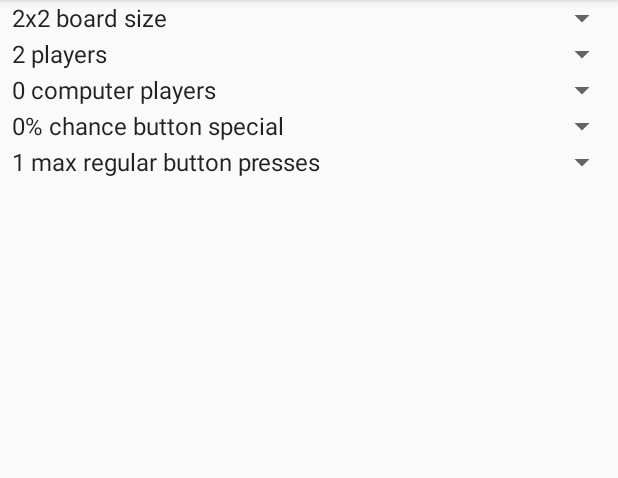
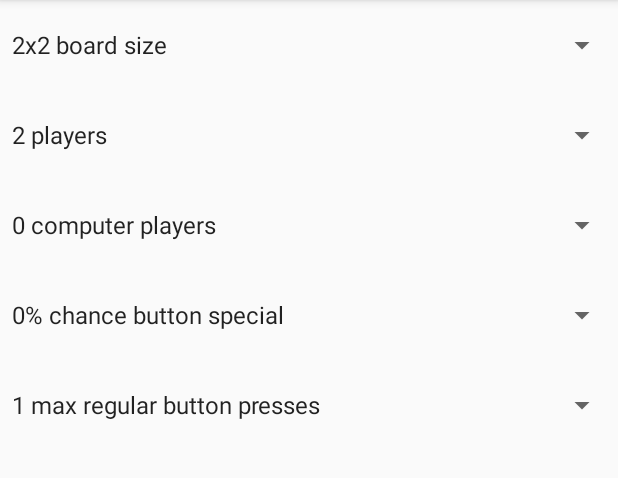
Before and after one commit to binyamin5555/SuperTicTacToe, an Android app: the SettingsActivity screen opened directly, with no data from a screen before it, on a phone screen of 412 x 824 dp, the part 84-562 px from its top. Run offline under Robolectric (Android 15) with nearby library versions, the phone set to English and light mode, and no system bars.

Commit message:
Added icons, Handled choice of more comp players than total

```diff
--- a/TICTacToe/app/src/main/AndroidManifest.xml
+++ b/TICTacToe/app/src/main/AndroidManifest.xml
@@ -4,7 +4,7 @@
 
     <application
         android:allowBackup="true"
-        android:icon="@mipmap/ic_launcher"
+        android:icon="@mipmap/ic_tic_tac_toe"
         android:label="@string/app_name"
         android:supportsRtl="true"
         android:theme="@style/AppTheme">
--- a/TICTacToe/app/src/main/java/com/example/madmon/tictactoe/SettingsActivity.java
+++ b/TICTacToe/app/src/main/java/com/example/madmon/tictactoe/SettingsActivity.java
@@ -43,74 +43,81 @@ public class SettingsActivity extends AppCompatActivity implements AdapterView.O
         setMaxPressLimit();
 
 
-
 //        SharedPreferences sharedPref = getPreferences(Context.MODE_PRIVATE);
         SharedPreferences sharedPref = GameSettings.getSharedPreferences(this);
 
-        if(sharedPref.contains(GameSettings.SHARED_PREFS_BOARD_SIZE)) {
-            int indexOfItem = sharedPref.getInt(GameSettings.SHARED_PREFS_BOARD_SIZE , 0) - GameSettings.MIN_BOARD_SIZE;
+        if (sharedPref.contains(GameSettings.SHARED_PREFS_BOARD_SIZE)) {
+            int indexOfItem = sharedPref.getInt(GameSettings.SHARED_PREFS_BOARD_SIZE, 0) - GameSettings.MIN_BOARD_SIZE;
             boardSizeSpinner.setSelection(indexOfItem);
         }
-        if(sharedPref.contains(GameSettings.SHARED_PREFS_PLAYERS_NUM_SELECTED)) {
-            int indexOfItem = sharedPref.getInt(GameSettings.SHARED_PREFS_PLAYERS_NUM_SELECTED , 0) - GameSettings.MIN_NUMBER_OF_PLAYERS;
+        if (sharedPref.contains(GameSettings.SHARED_PREFS_PLAYERS_NUM_SELECTED)) {
+            int indexOfItem = sharedPref.getInt(GameSettings.SHARED_PREFS_PLAYERS_NUM_SELECTED, 0) - GameSettings.MIN_NUMBER_OF_PLAYERS;
             numOfPlayersSpinner.setSelection(indexOfItem);
         }
-        if(sharedPref.contains(GameSettings.SHARED_PREFS_COMP_PLAYERS_NUM)) {
-            int indexOfItem = sharedPref.getInt(GameSettings.SHARED_PREFS_COMP_PLAYERS_NUM , 0) - GameSettings.MIN_COMP_PLAYERS;
+        if (sharedPref.contains(GameSettings.SHARED_PREFS_COMP_PLAYERS_NUM)) {
+            int indexOfItem = sharedPref.getInt(GameSettings.SHARED_PREFS_COMP_PLAYERS_NUM, 0) - GameSettings.MIN_COMP_PLAYERS;
             computerPlayersSpinner.setSelection(indexOfItem);
         }
-        if(sharedPref.contains(GameSettings.SHARED_PREFS_MAGIC_BUTTON_CHANCE)) {
-            int indexOfItem = (sharedPref.getInt(GameSettings.SHARED_PREFS_MAGIC_BUTTON_CHANCE , 0) - GameSettings.MIN_MAGIC_BUTTON_CHANCE) / GameSettings.INTERVAL_MAGIC_BUTTON_CHANCE;
+        if (sharedPref.contains(GameSettings.SHARED_PREFS_MAGIC_BUTTON_CHANCE)) {
+            int indexOfItem = (sharedPref.getInt(GameSettings.SHARED_PREFS_MAGIC_BUTTON_CHANCE, 0) - GameSettings.MIN_MAGIC_BUTTON_CHANCE) / GameSettings.INTERVAL_MAGIC_BUTTON_CHANCE;
             magicButtonChanceSpinner.setSelection(indexOfItem);
         }
-        if(sharedPref.contains(GameSettings.SHARED_PREFS_MAGIC_BUTTON_PRESS_LIMIT)) {
-            int indexOfItem = sharedPref.getInt(GameSettings.SHARED_PREFS_MAGIC_BUTTON_PRESS_LIMIT , 0) - GameSettings.MIN_MAGIC_BUTTON_PRESS_LIMIT;
+        if (sharedPref.contains(GameSettings.SHARED_PREFS_MAGIC_BUTTON_PRESS_LIMIT)) {
+            int indexOfItem = sharedPref.getInt(GameSettings.SHARED_PREFS_MAGIC_BUTTON_PRESS_LIMIT, 0) - GameSettings.MIN_MAGIC_BUTTON_PRESS_LIMIT;
             maxPressLimitSpinner.setSelection(indexOfItem);
         }
-
     }
 
     private void setBoardSize() {
         List<String> list = new LinkedList<>();
-        for(int i = GameSettings.MIN_BOARD_SIZE; i <= GameSettings.MAX_GAME_SIZE ; i++) {
+        for (int i = GameSettings.MIN_BOARD_SIZE; i <= GameSettings.MAX_GAME_SIZE; i++) {
             list.add("" + i + "x" + i + " board size");
         }
-        placeListInSpinner(list , boardSizeSpinner);
+        placeListInSpinner(list, boardSizeSpinner);
 
     }
+
     private void setNumOfPlayers() {
         List<String> list = new LinkedList<>();
-        for(int i = 1 ; i < PlayerTurn.values().length ; i++) { //2 players and above
-            list.add("" + (i+1) + " players");
+        for (int i = 1; i < PlayerTurn.values().length; i++) { //2 players and above
+            list.add("" + (i + 1) + " players");
         }
-        placeListInSpinner(list , numOfPlayersSpinner);
+        placeListInSpinner(list, numOfPlayersSpinner);
     }
+
     private void setComputerPlayers() {
+        int location = computerPlayersSpinner.getSelectedItemPosition();
+
         List<String> list = new LinkedList<>();
         int currentNumOfPlayers = GameSettings.getNumOfPlayer(this);
-        for(int i = GameSettings.MIN_COMP_PLAYERS ; i <= currentNumOfPlayers ; i++) {
+        for (int i = GameSettings.MIN_COMP_PLAYERS; i <= currentNumOfPlayers; i++) {
             list.add("" + i + " computer players");
         }
-        placeListInSpinner(list , computerPlayersSpinner);
+        placeListInSpinner(list, computerPlayersSpinner);
+
+
+        computerPlayersSpinner.setSelection(location);   //re-set index
 
     }
+
     private void setMagicButtonChance() {
         List<String> list = new LinkedList<>();
-        for(int i = GameSettings.MIN_MAGIC_BUTTON_CHANCE ; i <= GameSettings.MAX_MAGIC_BUTTON_CHANCE ; i += GameSettings.INTERVAL_MAGIC_BUTTON_CHANCE) {
+        for (int i = GameSettings.MIN_MAGIC_BUTTON_CHANCE; i <= GameSettings.MAX_MAGIC_BUTTON_CHANCE; i += GameSettings.INTERVAL_MAGIC_BUTTON_CHANCE) {
             list.add("" + i + "% chance button special");
         }
-        placeListInSpinner(list , magicButtonChanceSpinner);
+        placeListInSpinner(list, magicButtonChanceSpinner);
     }
+
     private void setMaxPressLimit() {
         List<String> list = new LinkedList<>();
-        for(int i = GameSettings.MIN_MAGIC_BUTTON_PRESS_LIMIT ; i <= GameSettings.MAX_MAGIC_BUTTON_PRESS_LIMIT ; i++) {
+        for (int i = GameSettings.MIN_MAGIC_BUTTON_PRESS_LIMIT; i <= GameSettings.MAX_MAGIC_BUTTON_PRESS_LIMIT; i++) {
             list.add("" + i + " max regular button presses");
         }
-        placeListInSpinner(list , maxPressLimitSpinner);
+        placeListInSpinner(list, maxPressLimitSpinner);
     }
 
 
-    private void placeListInSpinner(List list , Spinner spinner) {
+    private void placeListInSpinner(List list, Spinner spinner) {
         ArrayAdapter<String> dataAdapter = new ArrayAdapter<String>(this, android.R.layout.simple_spinner_item, list);
         dataAdapter.setDropDownViewResource(android.R.layout.simple_spinner_dropdown_item);
         spinner.setAdapter(dataAdapter);
@@ -118,30 +125,39 @@ public class SettingsActivity extends AppCompatActivity implements AdapterView.O
     }
 
 
-
     @Override
     public void onItemSelected(AdapterView<?> parent, View view, int position, long id) {
         SharedPreferences sharedPref = GameSettings.getSharedPreferences(this);
         SharedPreferences.Editor editor = sharedPref.edit();
 
-        if(parent.equals(boardSizeSpinner)) {
-            editor.putInt(GameSettings.SHARED_PREFS_BOARD_SIZE , position + GameSettings.MIN_BOARD_SIZE);
-        }
-        if(parent.equals(numOfPlayersSpinner)) {
-            editor.putInt(GameSettings.SHARED_PREFS_PLAYERS_NUM_SELECTED , position + GameSettings.MIN_NUMBER_OF_PLAYERS);
-        }
-        if(parent.equals(computerPlayersSpinner)) {
-            editor.putInt(GameSettings.SHARED_PREFS_COMP_PLAYERS_NUM , position + GameSettings.MIN_COMP_PLAYERS);
-        }
-        if(parent.equals(magicButtonChanceSpinner)) {
-            editor.putInt(GameSettings.SHARED_PREFS_MAGIC_BUTTON_CHANCE , (position + GameSettings.MIN_MAGIC_BUTTON_CHANCE) * GameSettings.INTERVAL_MAGIC_BUTTON_CHANCE);
-        }
-        if(parent.equals(maxPressLimitSpinner)) {
-            editor.putInt(GameSettings.SHARED_PREFS_MAGIC_BUTTON_PRESS_LIMIT , position + GameSettings.MIN_MAGIC_BUTTON_PRESS_LIMIT);
+        if (parent.equals(boardSizeSpinner)) {
+            editor.putInt(GameSettings.SHARED_PREFS_BOARD_SIZE, position + GameSettings.MIN_BOARD_SIZE);
+        } else if (parent.equals(numOfPlayersSpinner)) {
+            int numOfPlayersChosen = position + GameSettings.MIN_NUMBER_OF_PLAYERS;
+            editor.putInt(GameSettings.SHARED_PREFS_PLAYERS_NUM_SELECTED, numOfPlayersChosen);
+            editor.commit();
+
+            if (numOfPlayersChosen < computerPlayersSpinner.getSelectedItemPosition() + GameSettings.MIN_COMP_PLAYERS) {
+                int newNumOfComps = GameSettings.MIN_COMP_PLAYERS;  //reset to 0
+                editor.putInt(GameSettings.SHARED_PREFS_COMP_PLAYERS_NUM, newNumOfComps);
+                computerPlayersSpinner.setSelection(newNumOfComps); //reposition
+
+
+            }
+
+            //always
+            setComputerPlayers();   //refresh the comp spinner options
+
+
+        } else if (parent.equals(computerPlayersSpinner)) {
+            editor.putInt(GameSettings.SHARED_PREFS_COMP_PLAYERS_NUM, position + GameSettings.MIN_COMP_PLAYERS);
+        } else if (parent.equals(magicButtonChanceSpinner)) {
+            editor.putInt(GameSettings.SHARED_PREFS_MAGIC_BUTTON_CHANCE, (position + GameSettings.MIN_MAGIC_BUTTON_CHANCE) * GameSettings.INTERVAL_MAGIC_BUTTON_CHANCE);
+        } else if (parent.equals(maxPressLimitSpinner)) {
+            editor.putInt(GameSettings.SHARED_PREFS_MAGIC_BUTTON_PRESS_LIMIT, position + GameSettings.MIN_MAGIC_BUTTON_PRESS_LIMIT);
         }
 
         editor.commit();
-
     }
 
     @Override
@@ -150,14 +166,12 @@ public class SettingsActivity extends AppCompatActivity implements AdapterView.O
     }
 
 
-
-
     public class MagicRandomalitySettings implements SeekBar.OnSeekBarChangeListener {
 
         private TextView progressShow;
         private int persistance;
 
-        public MagicRandomalitySettings(SeekBar seekBar , TextView progressShow) {
+        public MagicRandomalitySettings(SeekBar seekBar, TextView progressShow) {
             seekBar.setOnSeekBarChangeListener(this);
             this.progressShow = progressShow;
 
@@ -183,7 +197,9 @@ public class SettingsActivity extends AppCompatActivity implements AdapterView.O
 
         }
 
-        public int getPersistance(){return  persistance;}
+        public int getPersistance() {
+            return persistance;
+        }
     }
 
 }
--- a/TICTacToe/app/src/main/java/com/example/madmon/tictactoe/TTTButton.java
+++ b/TICTacToe/app/src/main/java/com/example/madmon/tictactoe/TTTButton.java
@@ -1,6 +1,7 @@
 package com.example.madmon.tictactoe;
 
 import android.content.Context;
+import android.content.res.TypedArray;
 import android.graphics.Color;
 import android.graphics.drawable.ColorDrawable;
 import android.graphics.drawable.Drawable;
@@ -69,6 +70,7 @@ public class TTTButton extends android.support.v7.widget.AppCompatButton {
         this.setBackgroundResource(android.R.drawable.btn_default);
 
         isMarked = false;
+
     }
 
     public void setWidthHeight(int w , int h) {
--- a/TICTacToe/app/src/main/res/layout/activity_settings.xml
+++ b/TICTacToe/app/src/main/res/layout/activity_settings.xml
@@ -13,41 +13,41 @@
     <ScrollView
         android:layout_width="match_parent"
         android:layout_height="match_parent"
-        android:layout_alignParentTop="true"
         android:layout_alignParentLeft="true"
-        android:layout_alignParentStart="true">
+        android:layout_alignParentStart="true"
+        android:layout_alignParentTop="true">
 
         <LinearLayout
             android:layout_width="match_parent"
             android:layout_height="wrap_content"
-            android:orientation="vertical" >
+            android:orientation="vertical">
 
             <Spinner
                 android:id="@+id/spinnerBoardSize"
                 android:layout_width="match_parent"
-                android:layout_height="wrap_content"
+                android:layout_height="60dp"
                 android:layout_weight="1" />
 
             <Spinner
                 android:id="@+id/spinnerAllPlayers"
                 android:layout_width="match_parent"
-                android:layout_height="wrap_content"
+                android:layout_height="60dp"
                 android:layout_weight="1" />
 
             <Spinner
                 android:id="@+id/spinnerComputerPlayers"
                 android:layout_width="match_parent"
-                android:layout_height="wrap_content" />
+                android:layout_height="60dp" />
 
             <Spinner
                 android:id="@+id/spinnerSpecialButtons"
                 android:layout_width="match_parent"
-                android:layout_height="wrap_content" />
+                android:layout_height="60dp" />
 
             <Spinner
                 android:id="@+id/spinnerPressLimit"
                 android:layout_width="match_parent"
-                android:layout_height="wrap_content" />
+                android:layout_height="60dp" />
 
 
         </LinearLayout>
```
Also changed, not shown: TICTacToe/app/src/main/java/com/example/madmon/tictactoe/EndGame.java (+6 -6 lines), TICTacToe/app/src/main/res/layout/activity_end_game.xml (+2 -11 lines), TICTacToe/app/src/main/ic_tic_tac_toe-web.png (added), TICTacToe/app/src/main/res/mipmap-hdpi/ic_tic_tac_toe.png (added), TICTacToe/app/src/main/res/mipmap-mdpi/ic_tic_tac_toe.png (added), TICTacToe/app/src/main/res/mipmap-xhdpi/ic_tic_tac_toe.png (added), TICTacToe/app/src/main/res/mipmap-xxhdpi/ic_tic_tac_toe.png (added), TICTacToe/app/src/main/res/mipmap-xxxhdpi/ic_tic_tac_toe.png (added).
